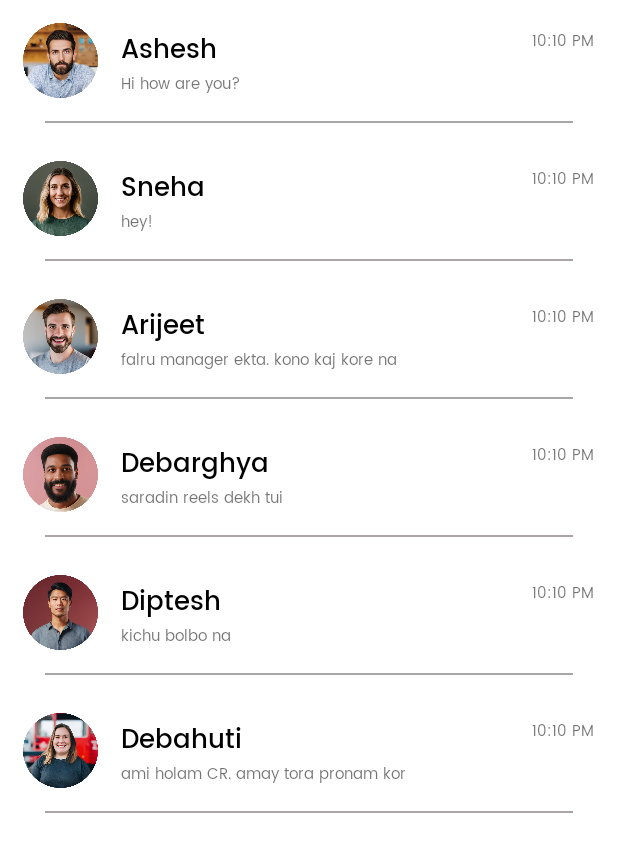
After one commit to Geek-Monke/Lets-Talk, an Android app: the layout recyclerview_chatdrawer.xml on its own in the app's theme, with its tools: preview values and no code run, on a phone screen of 412 x 824 dp. The commit adds this screen. Shown: the top 852 px of the screen. Run offline under Robolectric (Android 15) with nearby library versions, the phone set to English and light mode, and no system bars.

Commit message:
created the Chat drawer(partial)

```diff
--- a/app/src/main/res/layout/chat_drawer.xml
+++ b/app/src/main/res/layout/chat_drawer.xml
@@ -1,5 +1,5 @@
-    <?xml version="1.0" encoding="utf-8"?>
 <RelativeLayout xmlns:android="http://schemas.android.com/apk/res/android"
+    xmlns:tools="http://schemas.android.com/tools"
     android:layout_width="match_parent"
     android:layout_height="match_parent"
     android:background="#5BECE3E3">
@@ -53,37 +53,60 @@
                 android:background="@android:color/transparent"
                 android:layout_centerVertical="true"
                 android:layout_marginStart="20dp"
-                android:fontFamily="@font/poppins_regular"/>
+                android:fontFamily="@font/poppins_regular" />
 
     </RelativeLayout>
 
-    <RelativeLayout
-        android:id="@+id/chat_section"
+    <LinearLayout
+        android:id="@+id/chat_drawer"
+        android:layout_below="@+id/search"
         android:layout_width="match_parent"
         android:layout_height="match_parent"
-        android:layout_below="@+id/search"
-        android:layout_marginStart="10dp"
-        android:layout_marginTop="10dp"
-        android:layout_marginEnd="10dp"
-        android:layout_marginBottom="55dp">
-
-        <androidx.recyclerview.widget.RecyclerView
+        android:layout_marginBottom="60dp">
+            <androidx.recyclerview.widget.RecyclerView
             android:layout_width="match_parent"
             android:layout_height="match_parent"
-            android:orientation="vertical">
-            <RelativeLayout
-                android:layout_width="match_parent"
-                android:layout_height="match_parent"
-                >
-            </RelativeLayout>
-        </androidx.recyclerview.widget.RecyclerView>
-    </RelativeLayout>
+            android:layout_marginStart="10dp"
+            android:layout_marginTop="10dp"
+            android:layout_marginEnd="10dp"
+
+            tools:listitem="@layout/recyclerview_chatdrawer"/>
+
+    </LinearLayout>
 
     <RelativeLayout
         android:layout_width="match_parent"
-        android:layout_height="10dp"
-        android:src="@drawable/footer"
-        android:layout_below="@+id/chat_section">
+        android:layout_height="57dp"
+        android:layout_marginTop="670dp"
+        android:background="@drawable/footer"
+        android:orientation="horizontal">
+
+        <ImageView
+            android:id="@+id/home"
+            android:layout_width="40dp"
+            android:layout_height="40dp"
+            android:layout_centerHorizontal="true"
+            android:src="@drawable/home"
+            android:layout_marginTop="15dp"/>
+
+        <ImageView
+            android:id="@+id/status"
+            android:layout_width="50dp"
+            android:layout_height="50dp"
+            android:src="@drawable/status"
+            android:layout_toStartOf="@+id/home"
+            android:layout_marginEnd="90dp"
+            android:layout_marginTop="15dp"/>
+
+        <ImageView
+            android:id="@+id/call"
+            android:layout_width="50dp"
+            android:layout_height="50dp"
+            android:src="@drawable/call"
+            android:layout_toEndOf="@+id/home"
+            android:layout_marginStart="90dp"
+            android:layout_marginTop="15dp"/>
 
     </RelativeLayout>
+
 </RelativeLayout>
--- /dev/null
+++ b/app/src/main/res/layout/recyclerview_chatdrawer.xml
@@ -0,0 +1,363 @@
+<?xml version="1.0" encoding="utf-8"?>
+<LinearLayout xmlns:android="http://schemas.android.com/apk/res/android"
+    xmlns:tools="http://schemas.android.com/tools"
+    android:orientation="vertical"
+    android:layout_width="match_parent"
+    android:layout_height="match_parent">
+
+    <LinearLayout
+        android:id="@+id/chat1"
+        android:layout_width="match_parent"
+        android:layout_height="wrap_content"
+        android:orientation="horizontal"
+        android:layout_marginStart="10dp"
+        android:layout_marginTop="10dp"
+        android:layout_marginEnd="10dp">
+        <ImageView
+            android:id="@+id/icon1"
+            android:layout_width="50dp"
+            android:layout_height="50dp"
+            android:src="@drawable/icon1"
+            android:layout_margin="5dp"/>
+
+        <LinearLayout
+            android:id="@+id/name_sms1"
+            android:layout_width="284dp"
+            android:layout_height="match_parent"
+            android:orientation="vertical">
+
+            <TextView
+                android:id="@+id/name1"
+                android:layout_width="match_parent"
+                android:layout_height="wrap_content"
+                android:layout_marginStart="10dp"
+                android:layout_marginTop="9dp"
+                android:fontFamily="@font/poppins_medium"
+                android:text="@string/first_person"
+                android:textColor="@color/black"
+                android:textSize="17sp" />
+
+            <TextView
+                android:layout_width="match_parent"
+                android:layout_height="17dp"
+                android:layout_marginStart="10dp"
+                android:fontFamily="@font/poppins_regular"
+                android:text="@string/sms1"
+                android:textSize="10sp"
+                tools:ignore="SmallSp" />
+        </LinearLayout>
+
+        <TextView
+            android:layout_width="match_parent"
+            android:layout_height="13dp"
+            android:layout_marginTop="9dp"
+            android:text="@string/sms_send_time"
+            android:fontFamily="@font/poppins_regular"
+            android:textSize="10sp"
+            tools:ignore="SmallSp" />
+    </LinearLayout>
+    <View
+        android:layout_width="match_parent"
+        android:layout_height="1dp"
+        android:background="#ACA5A5"
+        android:layout_marginTop="10dp"
+        android:layout_marginStart="30dp"
+        android:layout_marginEnd="30dp"
+        android:layout_marginBottom="10dp"/>
+    <LinearLayout
+        android:id="@+id/chat2"
+        android:layout_width="match_parent"
+        android:layout_height="wrap_content"
+        android:orientation="horizontal"
+        android:layout_marginStart="10dp"
+        android:layout_marginTop="10dp"
+        android:layout_marginEnd="10dp">
+        <ImageView
+            android:id="@+id/icon2"
+            android:layout_width="50dp"
+            android:layout_height="50dp"
+            android:src="@drawable/icon2"
+            android:layout_margin="5dp"/>
+
+        <LinearLayout
+            android:id="@+id/name_sms2"
+            android:layout_width="284dp"
+            android:layout_height="match_parent"
+            android:orientation="vertical">
+
+            <TextView
+                android:id="@+id/name2"
+                android:layout_width="match_parent"
+                android:layout_height="wrap_content"
+                android:layout_marginStart="10dp"
+                android:layout_marginTop="9dp"
+                android:fontFamily="@font/poppins_medium"
+                android:text="@string/second_person"
+                android:textColor="@color/black"
+                android:textSize="17sp" />
+
+            <TextView
+                android:layout_width="match_parent"
+                android:layout_height="17dp"
+                android:layout_marginStart="10dp"
+                android:fontFamily="@font/poppins_regular"
+                android:text="@string/sms2"
+                android:textSize="10sp"
+                tools:ignore="SmallSp" />
+        </LinearLayout>
+
+        <TextView
+            android:layout_width="match_parent"
+            android:layout_height="13dp"
+            android:layout_marginTop="9dp"
+            android:text="@string/sms_send_time"
+            android:fontFamily="@font/poppins_regular"
+            android:textSize="10sp"
+            tools:ignore="SmallSp" />
+    </LinearLayout>
+    <View
+        android:layout_width="match_parent"
+        android:layout_height="1dp"
+        android:background="#ACA5A5"
+        android:layout_marginTop="10dp"
+        android:layout_marginStart="30dp"
+        android:layout_marginEnd="30dp"
+        android:layout_marginBottom="10dp"/>
+    <LinearLayout
+        android:id="@+id/chat3"
+        android:layout_width="match_parent"
+        android:layout_height="wrap_content"
+        android:orientation="horizontal"
+        android:layout_marginStart="10dp"
+        android:layout_marginTop="10dp"
+        android:layout_marginEnd="10dp">
+        <ImageView
+            android:id="@+id/icon3"
+            android:layout_width="50dp"
+            android:layout_height="50dp"
+            android:src="@drawable/icon3"
+            android:layout_margin="5dp"/>
+
+        <LinearLayout
+            android:id="@+id/name_sms3"
+            android:layout_width="284dp"
+            android:layout_height="match_parent"
+            android:orientation="vertical">
+
+            <TextView
+                android:id="@+id/name_3"
+                android:layout_width="match_parent"
+                android:layout_height="wrap_content"
+                android:layout_marginStart="10dp"
+                android:layout_marginTop="9dp"
+                android:fontFamily="@font/poppins_medium"
+                android:text="@string/third_person"
+                android:textColor="@color/black"
+                android:textSize="17sp" />
+
+            <TextView
+                android:layout_width="match_parent"
+                android:layout_height="17dp"
+                android:layout_marginStart="10dp"
+                android:fontFamily="@font/poppins_regular"
+                android:text="@string/sms3"
+                android:textSize="10sp"
+                tools:ignore="SmallSp" />
+        </LinearLayout>
+
+        <TextView
+            android:layout_width="match_parent"
+            android:layout_height="13dp"
+            android:layout_marginTop="9dp"
+            android:text="@string/sms_send_time"
+            android:fontFamily="@font/poppins_regular"
+            android:textSize="10sp"
+            tools:ignore="SmallSp" />
+    </LinearLayout>
+    <View
+        android:layout_width="match_parent"
+        android:layout_height="1dp"
+        android:background="#ACA5A5"
+        android:layout_marginTop="10dp"
+        android:layout_marginStart="30dp"
+        android:layout_marginEnd="30dp"
+        android:layout_marginBottom="10dp"/>
+    <LinearLayout
+        android:id="@+id/chat4"
+        android:layout_width="match_parent"
+        android:layout_height="wrap_content"
+        android:orientation="horizontal"
+        android:layout_marginStart="10dp"
+        android:layout_marginTop="10dp"
+        android:layout_marginEnd="10dp">
+        <ImageView
+            android:id="@+id/icon4"
+            android:layout_width="50dp"
+            android:layout_height="50dp"
+            android:src="@drawable/icon4"
+            android:layout_margin="5dp"/>
+
+        <LinearLayout
+            android:id="@+id/name_sms4"
+            android:layout_width="284dp"
+            android:layout_height="match_parent"
+            android:orientation="vertical">
+
+            <TextView
+                android:id="@+id/name4"
+                android:layout_width="match_parent"
+                android:layout_height="wrap_content"
+                android:layout_marginStart="10dp"
+                android:layout_marginTop="9dp"
+                android:fontFamily="@font/poppins_medium"
+                android:text="@string/fourth_person"
+                android:textColor="@color/black"
+                android:textSize="17sp" />
+
+            <TextView
+                android:layout_width="match_parent"
+                android:layout_height="17dp"
+                android:layout_marginStart="10dp"
+                android:fontFamily="@font/poppins_regular"
+                android:text="@string/sms4"
+                android:textSize="10sp"
+                tools:ignore="SmallSp" />
+        </LinearLayout>
+
+        <TextView
+            android:layout_width="match_parent"
+            android:layout_height="13dp"
+            android:layout_marginTop="9dp"
+            android:text="@string/sms_send_time"
+            android:fontFamily="@font/poppins_regular"
+            android:textSize="10sp"
+            tools:ignore="SmallSp" />
+    </LinearLayout>
+    <View
+        android:layout_width="match_parent"
+        android:layout_height="1dp"
+        android:background="#ACA5A5"
+        android:layout_marginTop="10dp"
+        android:layout_marginStart="30dp"
+        android:layout_marginEnd="30dp"
+        android:layout_marginBottom="10dp"/>
+    <LinearLayout
+        android:id="@+id/chat5"
+        android:layout_width="match_parent"
+        android:layout_height="wrap_content"
+        android:orientation="horizontal"
+        android:layout_marginStart="10dp"
+        android:layout_marginTop="10dp"
+        android:layout_marginEnd="10dp">
+        <ImageView
+            android:id="@+id/icon5"
+            android:layout_width="50dp"
+            android:layout_height="50dp"
+            android:src="@drawable/icon5"
+            android:layout_margin="5dp" />
+
+        <LinearLayout
+            android:id="@+id/name_sms5"
+            android:layout_width="284dp"
+            android:layout_height="match_parent"
+            android:orientation="vertical">
+
+            <TextView
+                android:id="@+id/name5"
+                android:layout_width="match_parent"
+                android:layout_height="wrap_content"
+                android:layout_marginStart="10dp"
+                android:layout_marginTop="9dp"
+                android:fontFamily="@font/poppins_medium"
+                android:text="@string/fifth_person"
+                android:textColor="@color/black"
+                android:textSize="17sp" />
+
+            <TextView
+                android:layout_width="match_parent"
+                android:layout_height="17dp"
+                android:layout_marginStart="10dp"
+                android:fontFamily="@font/poppins_regular"
+                android:text="@string/sms5"
+                android:textSize="10sp"
+                tools:ignore="SmallSp" />
+        </LinearLayout>
+
+        <TextView
+            android:layout_width="match_parent"
+            android:layout_height="13dp"
+            android:layout_marginTop="9dp"
+            android:text="@string/sms_send_time"
+            android:fontFamily="@font/poppins_regular"
+            android:textSize="10sp"
+            tools:ignore="SmallSp" />
+    </LinearLayout>
+    <View
+        android:layout_width="match_parent"
+        android:layout_height="1dp"
+        android:background="#ACA5A5"
+        android:layout_marginTop="10dp"
+        android:layout_marginStart="30dp"
+        android:layout_marginEnd="30dp"
+        android:layout_marginBottom="10dp"/>
+    <LinearLayout
+        android:id="@+id/chat6"
+        android:layout_width="match_parent"
+        android:layout_height="wrap_content"
+        android:orientation="horizontal"
+        android:layout_marginStart="10dp"
+        android:layout_marginTop="10dp"
+        android:layout_marginEnd="10dp">
+        <ImageView
+            android:id="@+id/icon6"
+            android:layout_width="50dp"
+            android:layout_height="50dp"
+            android:src="@drawable/icon6"
+            android:layout_margin="5dp" />
+
+        <LinearLayout
+            android:id="@+id/name_sms6"
+            android:layout_width="284dp"
+            android:layout_height="match_parent"
+            android:orientation="vertical">
+
+            <TextView
+                android:id="@+id/name6"
+                android:layout_width="match_parent"
+                android:layout_height="wrap_content"
+                android:layout_marginStart="10dp"
+                android:layout_marginTop="9dp"
+                android:fontFamily="@font/poppins_medium"
+                android:text="@string/sixth_person"
+                android:textColor="@color/black"
+                android:textSize="17sp" />
+
+            <TextView
+                android:layout_width="match_parent"
+                android:layout_height="17dp"
+                android:layout_marginStart="10dp"
+                android:fontFamily="@font/poppins_regular"
+                android:text="@string/sms6"
+                android:textSize="10sp"
+                tools:ignore="SmallSp" />
+        </LinearLayout>
+
+        <TextView
+            android:layout_width="match_parent"
+            android:layout_height="13dp"
+            android:layout_marginTop="9dp"
+            android:text="@string/sms_send_time"
+            android:fontFamily="@font/poppins_regular"
+            android:textSize="10sp"
+            tools:ignore="SmallSp" />
+    </LinearLayout>
+    <View
+        android:layout_width="match_parent"
+        android:layout_height="1dp"
+        android:background="#ACA5A5"
+        android:layout_marginTop="10dp"
+        android:layout_marginStart="30dp"
+        android:layout_marginEnd="30dp"
+        android:layout_marginBottom="10dp"/>
+
+</LinearLayout>
--- a/app/src/main/res/values/strings.xml
+++ b/app/src/main/res/values/strings.xml
@@ -6,4 +6,17 @@
     <string name="login_text">Login</string>
     <string name="chats">Chats</string>
     <string name="search">Search</string>
+    <string name="first_person">Ashesh</string>
+    <string name="sms1">Hi how are you?</string>
+    <string name="sms_send_time">10:10 PM</string>
+    <string name="second_person">Sneha</string>
+    <string name="sms2">hey!</string>
+    <string name="third_person">Arijeet</string>
+    <string name="sms3">falru manager ekta. kono kaj kore na</string>
+    <string name="fourth_person">Debarghya</string>
+    <string name="sms4">saradin reels dekh tui</string>
+    <string name="fifth_person">Diptesh</string>
+    <string name="sms5">kichu bolbo na</string>
+    <string name="sixth_person">Debahuti</string>
+    <string name="sms6">ami holam CR. amay tora pronam kor</string>
 </resources>
```
Also changed, not shown: app/src/main/res/drawable/status.png.
